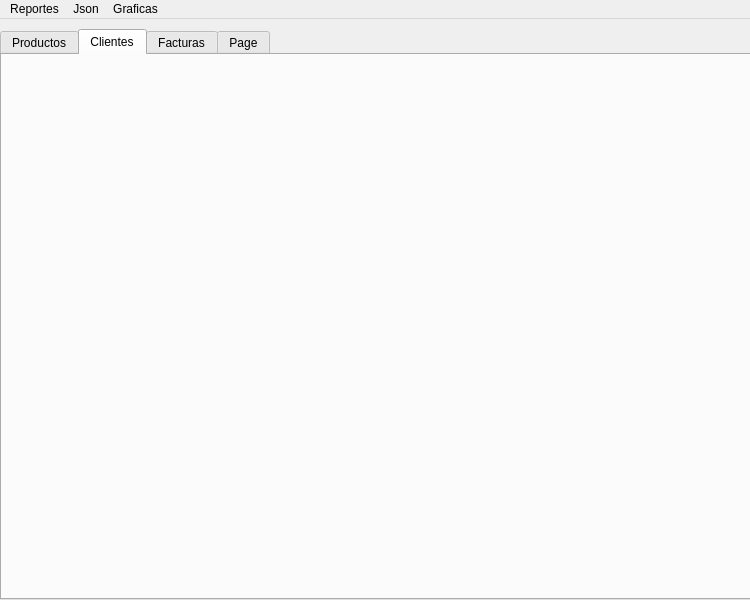
First picture: the form in mainwindow.ui, repository Gualtix/PRAC_1_EDD, before the edit.
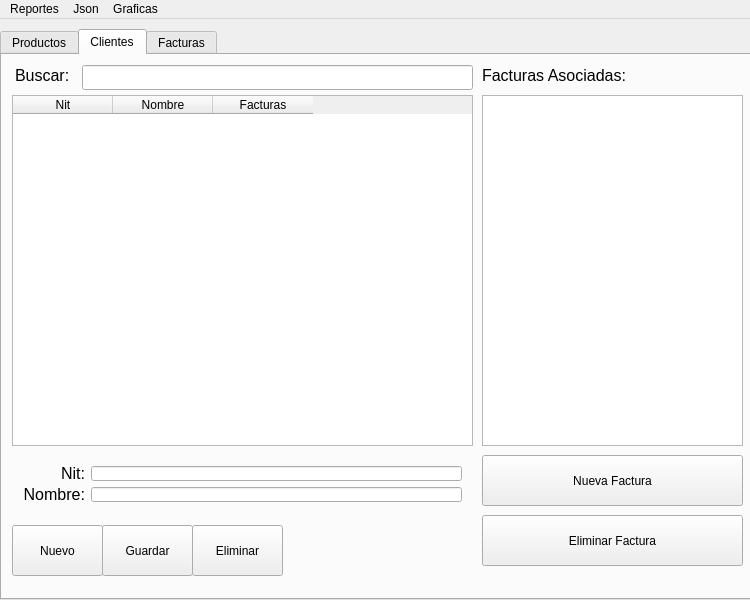
Second picture: the form after the edit. The open tabs and pages were chosen to show the change.

```diff
--- a/mainwindow.ui
+++ b/mainwindow.ui
@@ -266,17 +266,222 @@
      <attribute name="title">
       <string>Clientes</string>
      </attribute>
+     <widget class="QPushButton" name="btnDeleteClient">
+      <property name="geometry">
+       <rect>
+        <x>190</x>
+        <y>470</y>
+        <width>91</width>
+        <height>51</height>
+       </rect>
+      </property>
+      <property name="text">
+       <string>Eliminar</string>
+      </property>
+     </widget>
+     <widget class="QTableWidget" name="tblClients">
+      <property name="geometry">
+       <rect>
+        <x>10</x>
+        <y>40</y>
+        <width>461</width>
+        <height>351</height>
+       </rect>
+      </property>
+      <column>
+       <property name="text">
+        <string>Nit</string>
+       </property>
+      </column>
+      <column>
+       <property name="text">
+        <string>Nombre</string>
+       </property>
+      </column>
+      <column>
+       <property name="text">
+        <string>Facturas</string>
+       </property>
+      </column>
+     </widget>
+     <widget class="QLineEdit" name="tboxSearchClient">
+      <property name="geometry">
+       <rect>
+        <x>80</x>
+        <y>10</y>
+        <width>391</width>
+        <height>25</height>
+       </rect>
+      </property>
+     </widget>
+     <widget class="QPushButton" name="btnNewClient">
+      <property name="geometry">
+       <rect>
+        <x>10</x>
+        <y>470</y>
+        <width>91</width>
+        <height>51</height>
+       </rect>
+      </property>
+      <property name="text">
+       <string>Nuevo</string>
+      </property>
+     </widget>
+     <widget class="QPushButton" name="btnSaveClient">
+      <property name="geometry">
+       <rect>
+        <x>100</x>
+        <y>470</y>
+        <width>91</width>
+        <height>51</height>
+       </rect>
+      </property>
+      <property name="text">
+       <string>Guardar</string>
+      </property>
+     </widget>
+     <widget class="QLabel" name="label_7">
+      <property name="geometry">
+       <rect>
+        <x>13</x>
+        <y>10</y>
+        <width>61</width>
+        <height>20</height>
+       </rect>
+      </property>
+      <property name="font">
+       <font>
+        <pointsize>12</pointsize>
+       </font>
+      </property>
+      <property name="text">
+       <string>Buscar:</string>
+      </property>
+     </widget>
+     <widget class="QLineEdit" name="tboxCode_2">
+      <property name="geometry">
+       <rect>
+        <x>149</x>
+        <y>599</y>
+        <width>631</width>
+        <height>25</height>
+       </rect>
+      </property>
+     </widget>
+     <widget class="QWidget" name="layoutWidget">
+      <property name="geometry">
+       <rect>
+        <x>10</x>
+        <y>400</y>
+        <width>461</width>
+        <height>58</height>
+       </rect>
+      </property>
+      <layout class="QGridLayout" name="gridLayout">
+       <item row="0" column="0">
+        <widget class="QLabel" name="label_8">
+         <property name="font">
+          <font>
+           <pointsize>12</pointsize>
+          </font>
+         </property>
+         <property name="layoutDirection">
+          <enum>Qt::RightToLeft</enum>
+         </property>
+         <property name="text">
+          <string>Nit:</string>
+         </property>
+         <property name="alignment">
+          <set>Qt::AlignRight|Qt::AlignTrailing|Qt::AlignVCenter</set>
+         </property>
+        </widget>
+       </item>
+       <item row="0" column="1">
+        <widget class="QLineEdit" name="tboxClientNit"/>
+       </item>
+       <item row="1" column="0">
+        <widget class="QLabel" name="label_9">
+         <property name="font">
+          <font>
+           <pointsize>12</pointsize>
+          </font>
+         </property>
+         <property name="layoutDirection">
+          <enum>Qt::RightToLeft</enum>
+         </property>
+         <property name="text">
+          <string>Nombre:</string>
+         </property>
+         <property name="alignment">
+          <set>Qt::AlignRight|Qt::AlignTrailing|Qt::AlignVCenter</set>
+         </property>
+        </widget>
+       </item>
+       <item row="1" column="1">
+        <widget class="QLineEdit" name="tboxClientName"/>
+       </item>
+      </layout>
+     </widget>
+     <widget class="QLabel" name="label_10">
+      <property name="geometry">
+       <rect>
+        <x>480</x>
+        <y>10</y>
+        <width>151</width>
+        <height>20</height>
+       </rect>
+      </property>
+      <property name="font">
+       <font>
+        <pointsize>12</pointsize>
+       </font>
+      </property>
+      <property name="text">
+       <string>Facturas Asociadas:</string>
+      </property>
+     </widget>
+     <widget class="QPushButton" name="btnNuevaFactura">
+      <property name="geometry">
+       <rect>
+        <x>480</x>
+        <y>400</y>
+        <width>261</width>
+        <height>51</height>
+       </rect>
+      </property>
+      <property name="text">
+       <string>Nueva Factura</string>
+      </property>
+     </widget>
+     <widget class="QPushButton" name="btnEliminarFactura">
+      <property name="geometry">
+       <rect>
+        <x>480</x>
+        <y>460</y>
+        <width>261</width>
+        <height>51</height>
+       </rect>
+      </property>
+      <property name="text">
+       <string>Eliminar Factura</string>
+      </property>
+     </widget>
+     <widget class="QListWidget" name="listboxFacturas">
+      <property name="geometry">
+       <rect>
+        <x>480</x>
+        <y>40</y>
+        <width>261</width>
+        <height>351</height>
+       </rect>
+      </property>
+     </widget>
     </widget>
     <widget class="QWidget" name="tabFacturas">
      <attribute name="title">
       <string>Facturas</string>
      </attribute>
     </widget>
-    <widget class="QWidget" name="tab">
-     <attribute name="title">
-      <string>Page</string>
-     </attribute>
-    </widget>
    </widget>
   </widget>
   <widget class="QMenuBar" name="menuBar">
```
Left out of the diff: 33 changed lines with no effect on the pictures.
